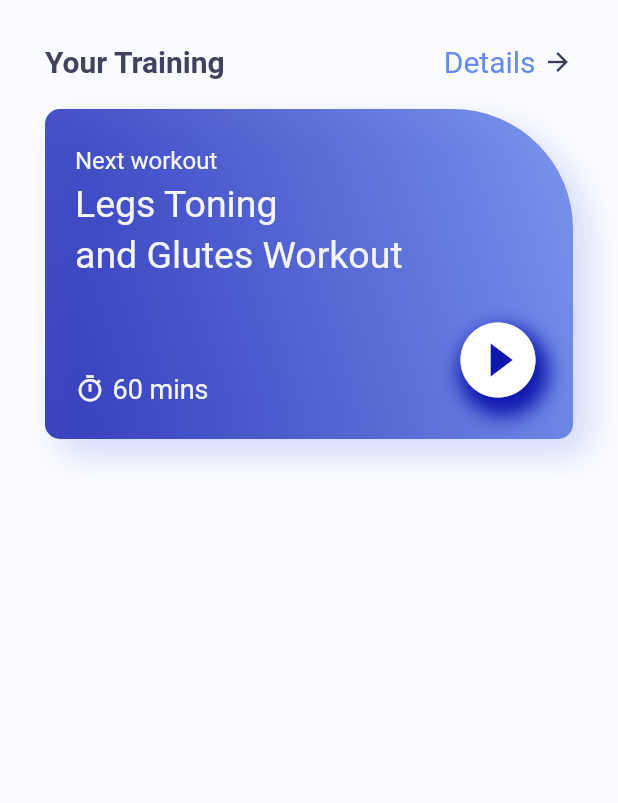
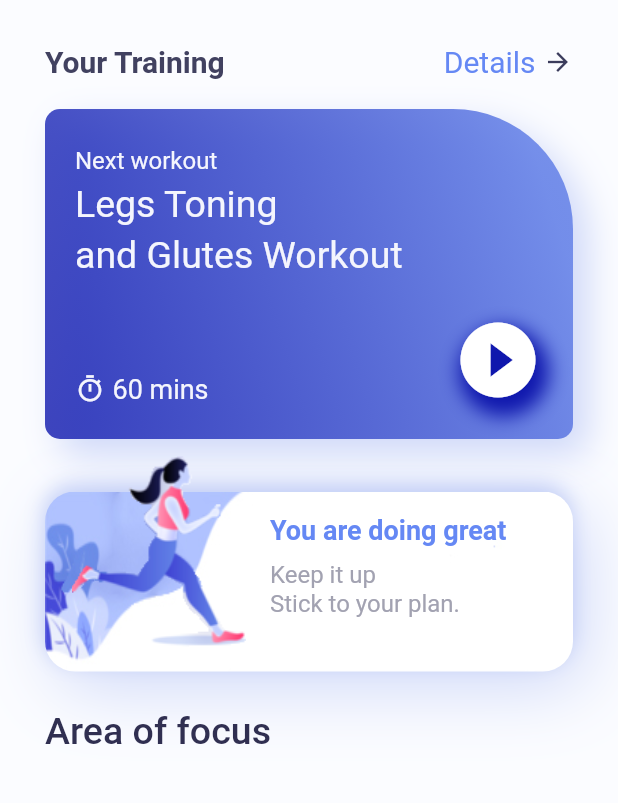
Before and after one commit to picasso653/training_app_ui, a Flutter app: the screen it shows after launch, on a phone screen of 412 x 824 dp, the part 158-961 px from its top. Run offline on Flutter 3.47's test engine with Material 2 defaults, Android fonts, the phone set to English and light mode, and no system bars.

Commit message:
new code : the begining of a new project

```diff
--- a/lib/home_page.dart
+++ b/lib/home_page.dart
@@ -111,7 +111,74 @@ class MyHomePage extends StatelessWidget {
                   )
                 ],)
               ),
+            ),
+            Container(
+              height: 180,
+              width: MediaQuery.of(context).size.width,
+              child: Stack(
+                children: [
+                  Container(
+                    margin: const EdgeInsets.only(top: 35),
+                    height: 120,
+                    width: MediaQuery.of(context).size.width,
+                    decoration: BoxDecoration(
+                      borderRadius: BorderRadius.circular(20),
+                      image: const DecorationImage(image: AssetImage('assets/card.jpg'),
+                      fit: BoxFit.fill
+                      ),
+                      boxShadow: [
+                        BoxShadow(
+                          blurRadius: 40,
+                          offset: const Offset(8, 10),
+                          color: AppColor.gradientSecond.withOpacity(0.3)
+                        ),
+                         BoxShadow(
+                          blurRadius: 10,
+                          offset: const Offset(-1, -5),
+                          color: AppColor.gradientSecond.withOpacity(0.3)
+                        )
+                      ]
+                    ),
+                  ),
+                  Container(
+                    margin: const EdgeInsets.only(right: 200, bottom: 30),
+                    height: 200,
+                    width: MediaQuery.of(context).size.width,
+                    decoration: const BoxDecoration(
+                    image: DecorationImage(image: AssetImage('assets/figure.png'),
+                      ),
+                    ),
+                  ),
+                  Container(
+                    margin: const EdgeInsets.only(top: 50, left: 150),
+                    width: double.maxFinite,
+                    height: 100,
+                    child: Column(
+                      crossAxisAlignment: CrossAxisAlignment.start,
+                      children:  [
+                        Text('You are doing great',
+                        style: TextStyle(fontSize: 18, color: AppColor.homePageDetail, fontWeight: FontWeight.bold),
+                        ),
+                        const SizedBox(height: 10,),
+                        Text('Keep it up',
+                        style: TextStyle(fontSize: 16, color: AppColor.homePagePlanColor)
+                        ),
+                        Text('Stick to your plan.',
+                        style: TextStyle(fontSize: 16, color: AppColor.homePagePlanColor)
+                        )
+                      ],
+                    ),
+                  )
+                ],
+              ),
+            ),
+           Row(
+             children: [
+                Text("Area of focus",
+            style: TextStyle(fontSize: 25, fontWeight: FontWeight.w500, color: AppColor.homePageTitle),
             )
+             ],
+           )
           ],
         ),
       ),
--- a/pubspec.yaml
+++ b/pubspec.yaml
@@ -60,9 +60,9 @@ flutter:
   uses-material-design: true
 
   # To add assets to your application, add an assets section, like this:
-  # assets:
-  #   - images/a_dot_burr.jpeg
-  #   - images/a_dot_ham.jpeg
+  assets:
+    - assets/
+
 
   # An image asset can refer to one or more resolution-specific "variants", see
   # https://flutter.dev/assets-and-images/#resolution-aware
```
Also changed, not shown: assets/card.jpg (added), assets/card.png (added), assets/ex1.png (added), assets/ex2.png (added), assets/ex3.png (added), assets/ex4.png (added), assets/figure.png (added), assets/figure1.png (added), assets/squat1.jpg (added), assets/squat2.jpg (added), assets/squat3.jpg (added), assets/squat4.jpg (added).
